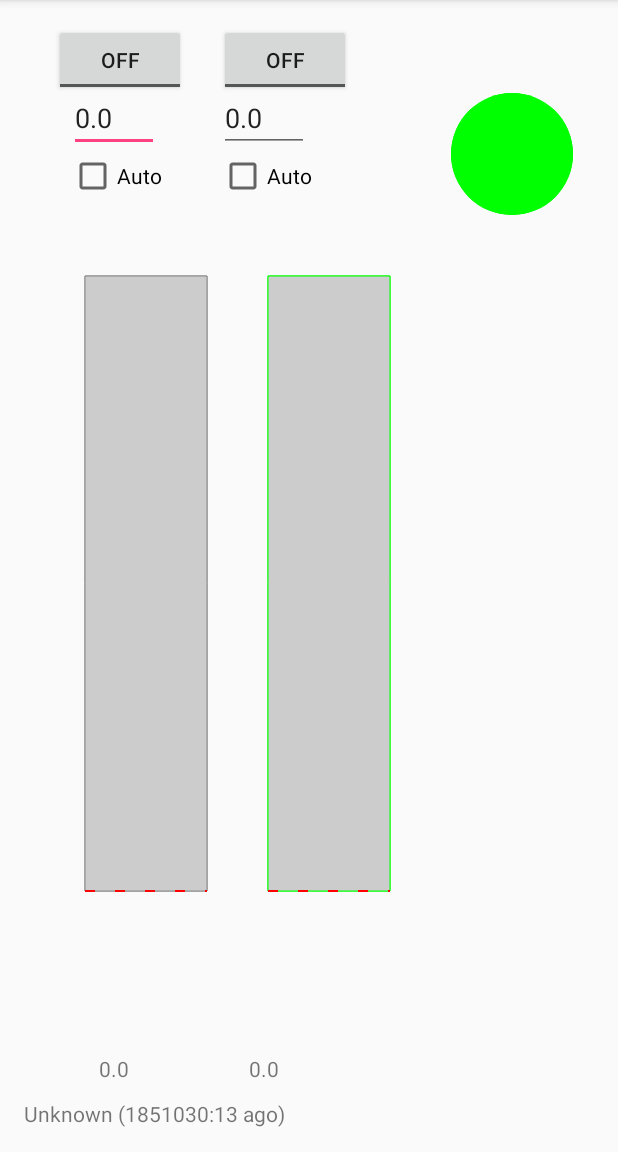
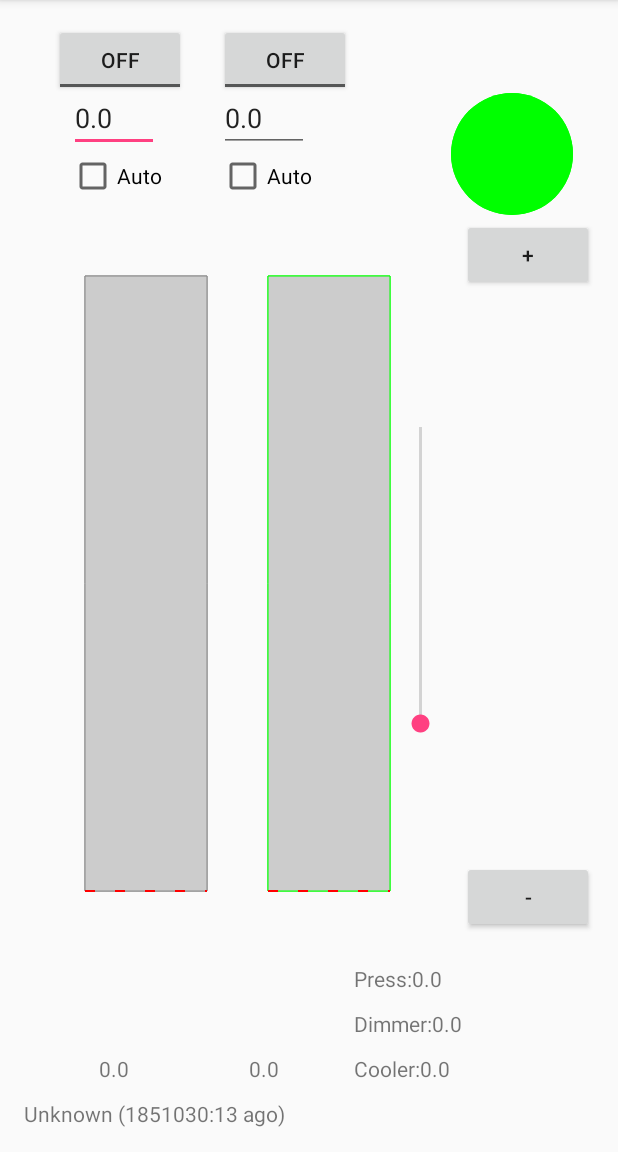
Before and after one commit to DenisStefanov/TempMonitorClient, an Android app: the screen it shows after launch (MainActivity), in the options menu, after a tap on "Start Server", on a phone screen of 412 x 824 dp, the part 84-1236 px from its top. Run offline under Robolectric (Android 15) with nearby library versions, the phone set to English and light mode, and no system bars; 2 statements that could not run were skipped.

```diff
--- a/app/src/main/java/org/duckdns/denis_st/tempmonitorclient/MainActivity.java
+++ b/app/src/main/java/org/duckdns/denis_st/tempmonitorclient/MainActivity.java
@@ -5,14 +5,18 @@ import android.content.SharedPreferences;
 import android.os.Bundle;
 import android.support.v7.app.AppCompatActivity;
 import android.support.v7.widget.Toolbar;
+import android.text.Editable;
+import android.text.TextWatcher;
 import android.view.MotionEvent;
 import android.view.View;
 import android.view.Menu;
 import android.view.MenuItem;
 import android.preference.PreferenceManager;
 import android.view.ViewGroup;
+import android.widget.Button;
 import android.widget.CheckBox;
 import android.widget.CompoundButton;
+import android.widget.SeekBar;
 import android.widget.TextView;
 import android.widget.Toast;
 import android.widget.ToggleButton;
@@ -24,6 +28,8 @@ import java.util.Arrays;
 import java.util.Calendar;
 import java.util.Date;
 import java.util.Random;
+import java.util.Timer;
+import java.util.TimerTask;
 
 import static android.R.id.list;
 
@@ -32,7 +38,24 @@ public class MainActivity extends AppCompatActivity {
     private String regid = null;
     private SharedPreferences prefs;
     private SharedPreferences.OnSharedPreferenceChangeListener listener;
-    private Menu MainMenu = null;
+
+    private ToggleButton toggleStill;
+    private ToggleButton toggleTower;
+    private TextView StillTempFix;
+    private TextView TowerTempFix;
+    private CheckBox toggleStillAuto;
+    private CheckBox toggleTowerAuto;
+    private SeekBar dimmerControlBar;
+    private TextView dimmerTextVal;
+    private TextView pressureTextVal;
+    private Button buttonDimUP;
+    private Button buttonDimDN;
+
+    private MenuItem gpio17;
+    private MenuItem gpio18;
+    private MenuItem gpio22;
+    private MenuItem gpio27;
+
 
     private void registerPreferenceListener()
     {
@@ -46,6 +69,9 @@ public class MainActivity extends AppCompatActivity {
                 }
                 if (Arrays.asList("GPIOCheckboxChanged").contains(key)) {
                     updateGPIO();
+                }
+                if (Arrays.asList("DIMMER").contains(key)) {
+                    updateDIMMER();
                 }
             }
         };
@@ -61,10 +87,6 @@ public class MainActivity extends AppCompatActivity {
 
     private void updateGPIO()
     {
-        MenuItem gpio17 = MainMenu.findItem(R.id.action_gpio17);
-        MenuItem gpio18 = MainMenu.findItem(R.id.action_gpio18);
-        MenuItem gpio22 = MainMenu.findItem(R.id.action_gpio22);
-        MenuItem gpio27 = MainMenu.findItem(R.id.action_gpio27);
         gpio17.setChecked((prefs.getString("GPIO17", "").equals("On"))?true:false);
         gpio18.setChecked((prefs.getString("GPIO18", "").equals("On"))?true:false);
         gpio22.setChecked((prefs.getString("GPIO22", "").equals("On"))?true:false);
@@ -82,7 +104,9 @@ public class MainActivity extends AppCompatActivity {
             String srvDate = prefs.getString("LastUpdatedSrv", "Unknown");
             String stillTemp = prefs.getString("stillTemp", "0.0");
             String towerTemp = prefs.getString("towerTemp", "0.0");
+            String coolerTemp = prefs.getString("coolerTemp", "0.0");
             Boolean liqLevel = prefs.getBoolean("liqLevel", false);
+            String pressure = prefs.getString("pressureVal", "0.0");
 
             ViewGroup myLayout = (ViewGroup) findViewById(R.id.include);
             DrawView drawView = new DrawView(this, stillTemp, prefs.getString("stillTempThreshold", "0.0"),
@@ -99,6 +123,10 @@ public class MainActivity extends AppCompatActivity {
             TowerTemp.setText(towerTemp);
             TextView StillTemp = (TextView) findViewById(R.id.tempStillVal);
             StillTemp.setText(stillTemp);
+            TextView CoolerTemp = (TextView) findViewById(R.id.tempCoolerVal);
+            CoolerTemp.setText("Cooler:" + coolerTemp);
+            TextView PressureTemp = (TextView) findViewById(R.id.pressureTextVal);
+            PressureTemp.setText("Press:" + pressure);
         } catch (Exception e) {
             e.printStackTrace();
         }
@@ -106,24 +134,33 @@ public class MainActivity extends AppCompatActivity {
 
     private void updateLimits() {
         try {
-            TextView StillTempFix = (TextView) findViewById(R.id.editStillTempFix);
-            TextView TowerTempFix = (TextView) findViewById(R.id.editTowerTempFix);
-            ToggleButton toggleStill = (ToggleButton) findViewById(R.id.ToggleStillBtn);
-            ToggleButton toggleTower = (ToggleButton) findViewById(R.id.ToggleTowerBtn);
-            CheckBox toggleStillAuto = (CheckBox) findViewById(R.id.checkBoxAutoStill);
-            CheckBox toggleTowerAuto = (CheckBox) findViewById(R.id.checkBoxAutoTower);
-
             toggleStillAuto.setChecked(prefs.getBoolean("stillAutoChecked", false));
             toggleTowerAuto.setChecked(prefs.getBoolean("towerAutoChecked", false));
             toggleStill.setChecked(prefs.getBoolean("stillToggleChecked", false));
             toggleTower.setChecked(prefs.getBoolean("towerToggleChecked", false));
             StillTempFix.setText(prefs.getString("stillTempThreshold", "0.0"));
             TowerTempFix.setText(prefs.getString("towerTempThreshold", "0.0"));
+
+            toggleStillAuto.setEnabled(true);
+            toggleTowerAuto.setEnabled(true);
+            toggleStill.setEnabled(true);
+            toggleTower.setEnabled(true);
+            StillTempFix.setEnabled(!toggleStill.isChecked());
+            TowerTempFix.setEnabled(!toggleTower.isChecked());
+
         } catch (Exception e) {
             e.printStackTrace();
         }
     }
 
+    private void updateDIMMER() {
+        try {
+            dimmerControlBar.setProgress(Integer.parseInt(prefs.getString("DIMMER", "0")));
+            dimmerTextVal.setText("Dimmer:" + Double.toString(Math.round(Double.parseDouble(prefs.getString("DIMMER", "0")) / 1.2)));
+        } catch (Exception e) {
+            e.printStackTrace();
+        }
+    }
     private String rndId() {
         char[] chars = "abcdefghijklmnopqrstuvwxyz".toCharArray();
         StringBuilder sb = new StringBuilder();
@@ -153,6 +190,36 @@ public class MainActivity extends AppCompatActivity {
                 }
     }
 
+    private void serverReconfigure(){
+        final Bundle Data = new Bundle();
+
+        Data.putString("message_type", "ServerConfig");
+        Data.putString("fixtempstill", String.valueOf(toggleStill.isChecked()));
+        Data.putString("fixtemptower", String.valueOf(toggleTower.isChecked()));
+        Data.putString("absolutestill", StillTempFix.getText().toString());
+        Data.putString("absolutetower", TowerTempFix.getText().toString());
+        Data.putString("fixtemptowerbypower", String.valueOf(toggleTowerAuto.isChecked()));
+        Data.putString("fixtempstillbypower", String.valueOf(toggleStillAuto.isChecked()));
+
+        new Thread() {
+            @Override
+            public void run() {sendToServer(Data);}
+        }.start();
+
+        toggleTower.setEnabled(false);
+        toggleStill.setEnabled(false);
+        toggleTowerAuto.setEnabled(false);
+        toggleStillAuto.setEnabled(false);
+    }
+
+    class UpdateReadings extends TimerTask {
+        public void run() {
+            SharedPreferences.Editor editor = prefs.edit();
+            editor.putBoolean("ReadingsChanged", !prefs.getBoolean("ReadingsChanged", false));
+            editor.commit();
+        }
+    }
+
     @Override
     protected void onCreate(Bundle savedInstanceState) {
         super.onCreate(savedInstanceState);
@@ -166,12 +233,20 @@ public class MainActivity extends AppCompatActivity {
         Toolbar toolbar = (Toolbar) findViewById(R.id.toolbar);
         setSupportActionBar(toolbar);
 
-        ToggleButton toggleStill = (ToggleButton) findViewById(R.id.ToggleStillBtn);
-        ToggleButton toggleTower = (ToggleButton) findViewById(R.id.ToggleTowerBtn);
-        TextView StillTempFix = (TextView)findViewById(R.id.editStillTempFix);
-        TextView TowerTempFix = (TextView)findViewById(R.id.editTowerTempFix);
-        CheckBox toggleStillAuto = (CheckBox) findViewById(R.id.checkBoxAutoStill);
-        CheckBox toggleTowerAuto = (CheckBox) findViewById(R.id.checkBoxAutoTower);
+//        Timer updateTimer = new Timer();
+//        TimerTask updateReadings = new UpdateReadings();
+//        updateTimer.scheduleAtFixedRate(updateReadings, 1000, 1000);
+
+        toggleStill = (ToggleButton) findViewById(R.id.ToggleStillBtn);
+        toggleTower = (ToggleButton) findViewById(R.id.ToggleTowerBtn);
+        StillTempFix = (TextView)findViewById(R.id.editStillTempFix);
+        TowerTempFix = (TextView)findViewById(R.id.editTowerTempFix);
+        toggleStillAuto = (CheckBox) findViewById(R.id.checkBoxAutoStill);
+        toggleTowerAuto = (CheckBox) findViewById(R.id.checkBoxAutoTower);
+        dimmerControlBar = (SeekBar) findViewById(R.id.seekBar);
+        dimmerTextVal = (TextView) findViewById(R.id.dimmerTextVal);
+        buttonDimUP = (Button) findViewById(R.id.buttonDimUP);
+        buttonDimDN = (Button) findViewById(R.id.buttonDimDN);
 
         toggleStillAuto.setChecked(prefs.getBoolean("stillAutoChecked", false));
         toggleTowerAuto.setChecked(prefs.getBoolean("towerAutoChecked", false));
@@ -198,31 +273,67 @@ public class MainActivity extends AppCompatActivity {
             public boolean onTouch(View v, MotionEvent event) {
                 if (event.getAction() == MotionEvent.ACTION_UP){
                     updateReadings();
-                    updateLimits();
+                    //updateLimits();
+                    //updateDIMMER();
                 }
                 return true;
             }
         });
 
+        final Bundle data = new Bundle();
+        data.putString("message_type", "ReadDimmer");
+        new Thread() {
+            @Override
+            public void run() {
+                sendToServer(data);
+            }
+        }.start();
+
+        buttonDimUP.setOnClickListener(new View.OnClickListener() {
+            public void onClick(View v) {
+                final Bundle data = new Bundle();
+                data.putString("message_type", "DimmerControl");
+                data.putString("DIMMER", "UP");
+                new Thread() {
+                    @Override
+                    public void run() {
+                        sendToServer(data);
+                    }
+                }.start();
+            }
+        });
+
+        buttonDimDN.setOnClickListener(new View.OnClickListener() {
+            public void onClick(View v) {
+                final Bundle data = new Bundle();
+                data.putString("message_type", "DimmerControl");
+                data.putString("DIMMER", "DN");
+                new Thread() {
+                    @Override
+                    public void run() {
+                        sendToServer(data);
+                    }
+                }.start();
+            }
+        });
+
         toggleStill.setOnCheckedChangeListener(new CompoundButton.OnCheckedChangeListener() {
             public void onCheckedChanged(CompoundButton buttonView, boolean isChecked) {
-                TextView StillTempFix = (TextView)findViewById(R.id.editStillTempFix);
-                StillTempFix.setEnabled(!isChecked);
-                SharedPreferences.Editor editor = prefs.edit();
-                editor.putString("stillTempThreshold", (isChecked)?StillTempFix.getText().toString():"0.0");
-                editor.putBoolean("stillToggleChecked", isChecked);
-                editor.commit();
+                //SharedPreferences.Editor editor = prefs.edit();
+                //editor.putString("stillTempThreshold", (isChecked)?StillTempFix.getText().toString():"0.0");
+                //editor.putBoolean("stillToggleChecked", isChecked);
+                //editor.commit();
+                serverReconfigure();
             }
         });
 
         toggleTower.setOnCheckedChangeListener(new CompoundButton.OnCheckedChangeListener() {
             public void onCheckedChanged(CompoundButton buttonView, boolean isChecked) {
-                TextView TowerTempFix = (TextView)findViewById(R.id.editTowerTempFix);
-                TowerTempFix.setEnabled(!isChecked);
-                SharedPreferences.Editor editor = prefs.edit();
-                editor.putString("towerTempThreshold", (isChecked)?TowerTempFix.getText().toString():"0.0");
-                editor.putBoolean("towerToggleChecked", isChecked);
-                editor.commit();
+                //SharedPreferences.Editor editor = prefs.edit();
+                //editor.putString("towerTempThreshold", (isChecked)?TowerTempFix.getText().toString():"0.0");
+                //editor.putBoolean("towerToggleChecked", isChecked);
+                //editor.commit();
+                serverReconfigure();
             }
         });
 
@@ -231,6 +342,7 @@ public class MainActivity extends AppCompatActivity {
                 SharedPreferences.Editor editor = prefs.edit();
                 editor.putBoolean("stillAutoChecked", isChecked);
                 editor.commit();
+                serverReconfigure();
             }
         });
 
@@ -239,6 +351,32 @@ public class MainActivity extends AppCompatActivity {
                 SharedPreferences.Editor editor = prefs.edit();
                 editor.putBoolean("towerAutoChecked", isChecked);
                 editor.commit();
+                serverReconfigure();
+            }
+        });
+
+        dimmerControlBar.setOnSeekBarChangeListener(new SeekBar.OnSeekBarChangeListener() {
+            @Override
+                 public void onStopTrackingTouch(SeekBar seekBar) {
+                    System.out.println("onStop Tracking touch ");
+                    if (seekBar.getProgress() < 5)
+                        seekBar.setProgress(5);
+                    //Toast.makeText(getApplicationContext(), String.valueOf(progress), Toast.LENGTH_LONG).show();
+                    final Bundle data = new Bundle();
+                    data.putString("message_type", "DimmerControl");
+                    data.putString("DIMMER", Integer.toString(seekBar.getProgress()));
+                    new Thread() {
+                    @Override
+                    public void run() {
+                        sendToServer(data);
+                    }
+                }.start();
+            }
+            @Override
+            public void onStartTrackingTouch(SeekBar seekBar) {
+            }
+            @Override
+            public void onProgressChanged(SeekBar seekBar, int progress, boolean fromUser) {
             }
         });
     }
@@ -248,6 +386,7 @@ public class MainActivity extends AppCompatActivity {
         super.onResume();
         updateReadings();
         updateLimits();
+        updateDIMMER();
     }
 
     @Override
@@ -264,7 +403,11 @@ public class MainActivity extends AppCompatActivity {
     public boolean onCreateOptionsMenu(Menu menu) {
         // Inflate the menu; this adds items to the action bar if it is present.
         getMenuInflater().inflate(R.menu.menu_main, menu);
-        MainMenu = menu;
+
+        gpio17 = menu.findItem(R.id.action_gpio17);
+        gpio18 = menu.findItem(R.id.action_gpio18);
+        gpio22 = menu.findItem(R.id.action_gpio22);
+        gpio27 = menu.findItem(R.id.action_gpio27);
 
         final Bundle data = new Bundle();
         data.putString("message_type", "ReadActuals");
@@ -329,31 +472,7 @@ public class MainActivity extends AppCompatActivity {
             return true;
         }
         if (id == R.id.action_configSrv) {
-            final Bundle Data = new Bundle();
-
-            Data.putString("message_type", "ServerConfig");
-            Data.putString("fixtempstill", String.valueOf(prefs.getBoolean("stillToggleChecked", false)));
-            Data.putString("absolutestill", prefs.getString("stillTempThreshold", "0.0"));
-            Data.putString("fixtemptower", String.valueOf(prefs.getBoolean("towerToggleChecked", false)));
-            Data.putString("absolutetower", prefs.getString("towerTempThreshold", "0.0"));
-            Data.putString("fixtemptowerbypower", String.valueOf(prefs.getBoolean("towerAutoChecked", false)));
-            Data.putString("fixtempstillbypower", String.valueOf(prefs.getBoolean("stillAutoChecked", false)));
-
-            SharedPreferences.Editor editor = prefs.edit();
-            editor.putString("stillTempThreshold", Data.getString("absolutestill", "0.0"));
-            editor.putString("towerTempThreshold", Data.getString("absolutetower", "0.0"));
-            editor.putBoolean("stillToggleChecked", Boolean.valueOf(Data.getString("fixtempstill", null)));
-            editor.putBoolean("towerToggleChecked", Boolean.valueOf(Data.getString("fixtemptower", null)));
-            editor.putBoolean("stillAutoChecked", Boolean.valueOf(Data.getString("fixtempstillbypower", null)));
-            editor.putBoolean("towerAutoChecked", Boolean.valueOf(Data.getString("fixtemptowerbypower", null)));
-
-            editor.commit();
-
-            new Thread() {
-                @Override
-                public void run() {sendToServer(Data);}
-            }.start();
-
+            serverReconfigure();
             return true;
         }
         if (id == R.id.action_configSrvGet) {
--- a/app/src/main/res/layout/activity_main.xml
+++ b/app/src/main/res/layout/activity_main.xml
@@ -24,4 +24,5 @@
     <include layout="@layout/content_main"
         android:id="@+id/include" />
 
+
 </android.support.design.widget.CoordinatorLayout>
--- a/app/src/main/res/layout/content_main.xml
+++ b/app/src/main/res/layout/content_main.xml
@@ -110,4 +110,65 @@
         android:layout_alignStart="@+id/editTowerTempFix"
         android:layout_below="@+id/editTowerTempFix"
         android:text="Auto" />
+
+    <SeekBar
+        android:id="@+id/seekBar"
+        android:layout_width="300dp"
+        android:layout_height="50dp"
+        android:layout_alignLeft="@id/tempTowerVal"
+        android:layout_alignParentEnd="true"
+        android:layout_centerVertical="true"
+        android:max="120"
+        android:rotation="270" />
+
+
+    <TextView
+        android:id="@+id/dimmerTextVal"
+        android:layout_width="wrap_content"
+        android:layout_height="wrap_content"
+        android:layout_alignParentBottom="true"
+        android:layout_alignStart="@+id/tempCoolerVal"
+        android:layout_marginBottom="60dp"
+        android:width="150dp"
+        android:text="" />
+
+    <TextView
+        android:id="@+id/pressureTextVal"
+        android:layout_width="wrap_content"
+        android:layout_height="wrap_content"
+        android:layout_alignParentBottom="true"
+        android:layout_alignStart="@+id/dimmerTextVal"
+        android:layout_marginBottom="90dp"
+        android:width="150dp"
+        android:text="" />
+    <TextView
+        android:text="0.0"
+        android:layout_width="wrap_content"
+        android:layout_height="wrap_content"
+        android:layout_alignParentBottom="true"
+        android:layout_alignParentLeft="true"
+        android:layout_alignParentStart="true"
+        android:layout_marginLeft="220dp"
+        android:layout_marginBottom="30dp"
+        android:width="150dp"
+        android:id="@+id/tempCoolerVal" />
+
+    <Button
+        android:id="@+id/buttonDimUP"
+        android:layout_width="wrap_content"
+        android:layout_height="wrap_content"
+        android:layout_alignEnd="@+id/seekBar"
+        android:layout_alignParentTop="true"
+        android:layout_marginTop="130dp"
+        android:text="+" />
+
+    <Button
+        android:id="@+id/buttonDimDN"
+        android:layout_width="wrap_content"
+        android:layout_height="wrap_content"
+        android:layout_alignEnd="@+id/seekBar"
+        android:layout_alignParentBottom="true"
+        android:layout_marginBottom="130dp"
+        android:text="-" />
+
 </RelativeLayout>
--- a/app/src/main/res/values/strings.xml
+++ b/app/src/main/res/values/strings.xml
@@ -8,8 +8,8 @@
     <string name="action_stopSrv">Stop Server</string>
     <string name="action_configSrv">Upload config to the Server</string>
     <string name="action_configSrvGet">Get config from the Server</string>
-    <string name="action_gpio17">GPIO 17</string>
-    <string name="action_gpio18">Heat On</string>
+    <string name="action_gpio17">Cooler Fan</string>
+    <string name="action_gpio18">Heat</string>
     <string name="action_gpio27">GPIO 27</string>
     <string name="action_gpio22">GPIO 22</string>
     <string name="action_readActuals">Read GPIO actuals</string>
--- a/app/src/main/res/xml/pref_notification.xml
+++ b/app/src/main/res/xml/pref_notification.xml
@@ -24,4 +24,12 @@
         android:key="notifications_new_message_vibrate"
         android:title="@string/pref_title_vibrate" />
 
+    <EditTextPreference
+        android:defaultValue="3000"
+        android:key="VibrateLengthPreference"
+        android:selectAllOnFocus="true"
+        android:singleLine="true"
+        android:title="VibrateLengthPreference"
+        android:numeric="integer"/>
+
 </PreferenceScreen>
```
Also changed, not shown: app/src/main/java/org/duckdns/denis_st/tempmonitorclient/GcmIntentService.java (+23 -4 lines).
